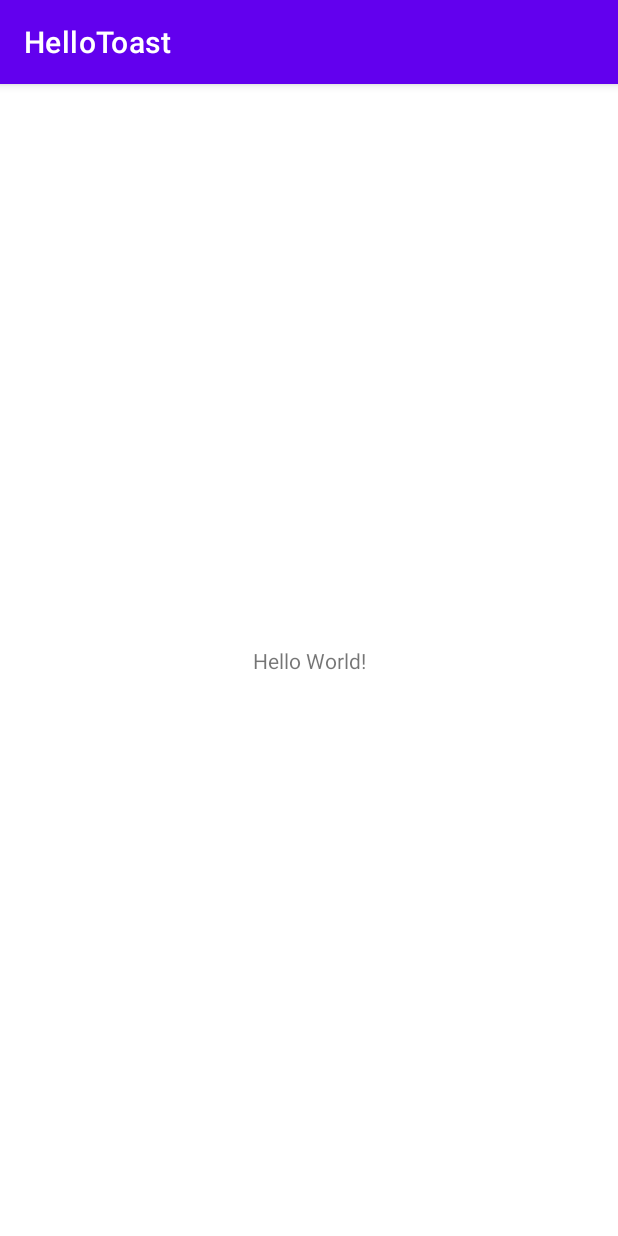
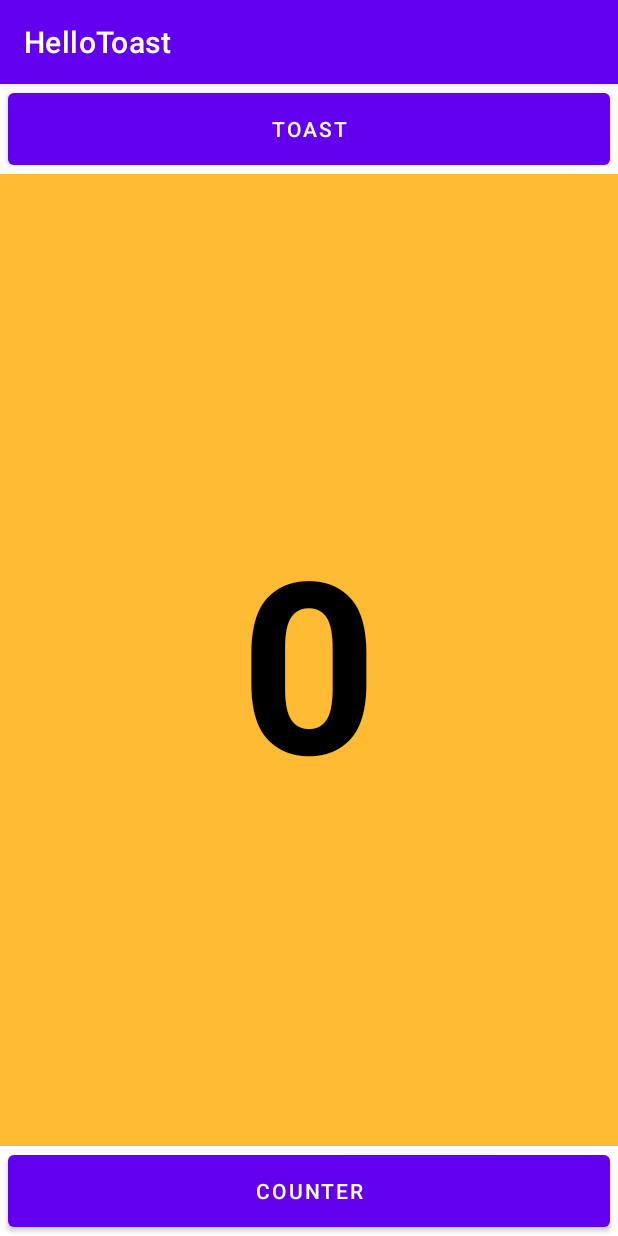
Before and after one commit to Limatucano/codelabs_google, an Android app: the screen it shows after launch (MainActivity), on a phone screen of 412 x 824 dp. Run offline under Robolectric (Android 15) with nearby library versions, the phone set to English and light mode, and no system bars.

Commit message:
hellotoast finished

```diff
--- a/java/HelloToast/app/build.gradle
+++ b/java/HelloToast/app/build.gradle
@@ -25,6 +25,9 @@ android {
         sourceCompatibility JavaVersion.VERSION_1_8
         targetCompatibility JavaVersion.VERSION_1_8
     }
+    buildFeatures{
+        viewBinding true
+    }
 }
 
 dependencies {
--- a/java/HelloToast/app/src/main/java/com/example/hellotoast/MainActivity.java
+++ b/java/HelloToast/app/src/main/java/com/example/hellotoast/MainActivity.java
@@ -3,12 +3,37 @@ package com.example.hellotoast;
 import androidx.appcompat.app.AppCompatActivity;
 
 import android.os.Bundle;
+import android.view.View;
+import android.widget.Toast;
+
+import com.example.hellotoast.databinding.ActivityMainBinding;
 
 public class MainActivity extends AppCompatActivity {
-
+    private int mCount = 0;
     @Override
     protected void onCreate(Bundle savedInstanceState) {
         super.onCreate(savedInstanceState);
-        setContentView(R.layout.activity_main);
+        ActivityMainBinding viewBinding = ActivityMainBinding.inflate(getLayoutInflater());
+        setContentView(viewBinding.getRoot());
+
+        viewBinding.countButton.setOnClickListener(onClick -> {
+            countUp();
+            updateResult(viewBinding);
+        });
+
+        viewBinding.toastButton.setOnClickListener(onClick -> {
+            showToast();
+        });
+    }
+
+    private void showToast(){
+        Toast.makeText(this,R.string.toast_message, Toast.LENGTH_SHORT).show();
+    }
+
+    private void countUp(){
+        mCount++;
+    }
+    private void updateResult(ActivityMainBinding viewBinding){
+        viewBinding.resultText.setText(Integer.toString(mCount));
     }
 }
--- a/java/HelloToast/app/src/main/res/layout/activity_main.xml
+++ b/java/HelloToast/app/src/main/res/layout/activity_main.xml
@@ -6,13 +6,45 @@
     android:layout_height="match_parent"
     tools:context=".MainActivity">
 
+    <Button
+        android:id="@+id/toastButton"
+        android:layout_width="0dp"
+        android:layout_height="60dp"
+        android:layout_marginStart="@dimen/margin_value"
+        android:layout_marginEnd="@dimen/margin_value"
+        android:text="@string/toast_button"
+        app:layout_constraintEnd_toEndOf="parent"
+        app:layout_constraintStart_toStartOf="parent"
+        app:layout_constraintTop_toTopOf="parent"
+        tools:ignore="DuplicateSpeakableTextCheck" />
+
     <TextView
-        android:layout_width="wrap_content"
-        android:layout_height="wrap_content"
-        android:text="Hello World!"
-        app:layout_constraintBottom_toBottomOf="parent"
-        app:layout_constraintLeft_toLeftOf="parent"
-        app:layout_constraintRight_toRightOf="parent"
-        app:layout_constraintTop_toTopOf="parent" />
+        android:id="@+id/resultText"
+        android:layout_width="0dp"
+        android:layout_height="0dp"
+        android:gravity="center_vertical|center_horizontal"
+        android:text="@string/count_initial_value"
+        android:textColor="@color/black"
+        android:textSize="160sp"
+        android:background="@android:color/holo_orange_light"
+        android:textStyle="bold"
+        app:layout_constraintBottom_toTopOf="@+id/countButton"
+        app:layout_constraintEnd_toEndOf="parent"
+        app:layout_constraintStart_toStartOf="parent"
+        app:layout_constraintTop_toBottomOf="@+id/toastButton">
+
+    </TextView>
+
+    <Button
+        android:id="@+id/countButton"
+        android:layout_width="0dp"
+        android:layout_height="60dp"
+        android:layout_marginEnd="@dimen/margin_value"
+        android:layout_marginStart="@dimen/margin_value"
+        android:text="@string/count_button"
+        app:layout_constraintEnd_toEndOf="parent"
+        app:layout_constraintStart_toStartOf="parent"
+        app:layout_constraintBottom_toBottomOf="parent"/>
+
 
 </androidx.constraintlayout.widget.ConstraintLayout>
--- /dev/null
+++ b/java/HelloToast/app/src/main/res/values/dimen.xml
@@ -0,0 +1,4 @@
+<?xml version="1.0" encoding="utf-8"?>
+<resources>
+    <dimen name="margin_value">5dp</dimen>
+</resources>
--- a/java/HelloToast/app/src/main/res/values/strings.xml
+++ b/java/HelloToast/app/src/main/res/values/strings.xml
@@ -1,3 +1,7 @@
 <resources>
     <string name="app_name">HelloToast</string>
+    <string name="toast_button">Toast</string>
+    <string name="count_initial_value">0</string>
+    <string name="count_button">Counter</string>
+    <string name="toast_message">Hello Toast!</string>
 </resources>
```
